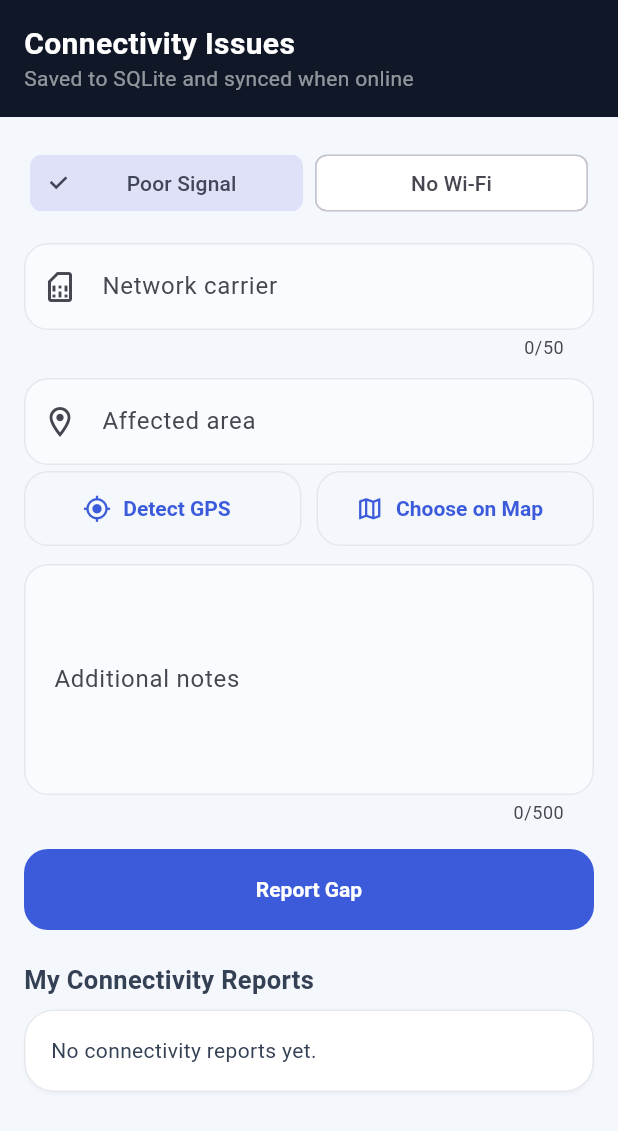
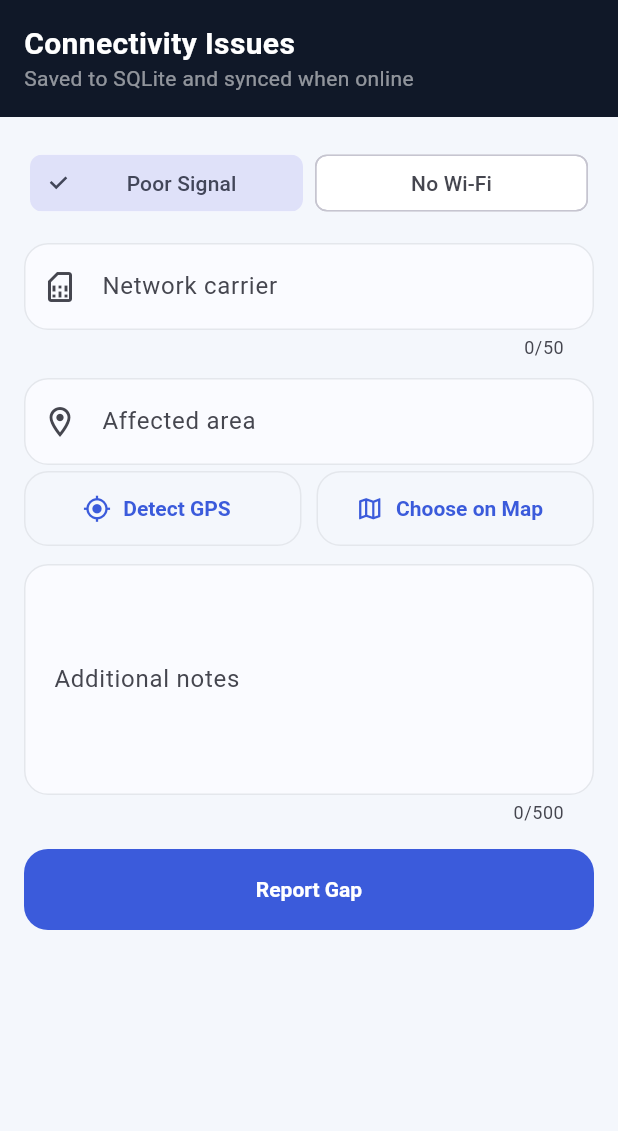
Before and after one commit to TzeXin75/SafeJalan, a Flutter app: the ConnectivityScreen widget shown alone on an empty page, opened directly, on a phone screen of 412 x 824 dp. Shown: the top 1131 px of the screen. Run offline on Flutter 3.47's test engine with Material 3 defaults, Android fonts, the phone set to English and light mode, and no system bars; our stand-ins replace connectivity_plus, flutter_map, geocoding, image_picker, latlong2, location and 3 more; missing offline and left inert: google_mlkit_image_labeling; accounts and stored records are empty.

Commit message:
add personal report history page and map filters

```diff
--- a/lib/user/connectivity.dart
+++ b/lib/user/connectivity.dart
@@ -8,7 +8,6 @@ import 'package:permission_handler/permission_handler.dart' as handler;
 import 'package:provider/provider.dart';
 import 'package:safejalan/providers/app_provider.dart';
 import 'package:safejalan/widgets/common.dart';
-import 'package:safejalan/user/connectivity_detail.dart';
 
 class ConnectivityScreen extends StatefulWidget {
   const ConnectivityScreen({super.key});
@@ -427,13 +426,6 @@ class _ConnectivityScreenState extends State<ConnectivityScreen> {
 
   @override
   Widget build(BuildContext context) {
-    final app = context.watch<AppProvider>();
-    final items = app.connectivityReports
-        .where(
-          (report) =>
-      report.reporterEmail.toLowerCase() == app.email.toLowerCase(),
-    )
-        .toList();
     return SafeArea(
       child: Column(
         children: [
@@ -568,50 +560,6 @@ class _ConnectivityScreenState extends State<ConnectivityScreen> {
                     onPressed: _saving ? null : _submit,
                     child: Text(_saving ? 'Saving...' : 'Report Gap'),
                   ),
-                  const SizedBox(height: 22),
-                  const Text(
-                    'My Connectivity Reports',
-                    style: TextStyle(fontSize: 17, fontWeight: FontWeight.bold),
-                  ),
-                  const SizedBox(height: 8),
-                  if (items.isEmpty)
-                    const Card(
-                      child: Padding(
-                        padding: EdgeInsets.all(18),
-                        child: Text('No connectivity reports yet.'),
-                      ),
-                    ),
-                  ...items.map(
-                        (item) => Card(
-                      margin: const EdgeInsets.only(bottom: 10),
-                      child: ListTile(
-                        onTap: () => Navigator.push(
-                          context,
-                          MaterialPageRoute(
-                            builder: (_) =>
-                                ConnectivityDetailScreen(report: item),
-                          ),
-                        ),
-                        leading: const CircleAvatar(
-                          child: Icon(Icons.wifi_off),
-                        ),
-                        title: Text(item.area),
-                        subtitle: Text(
-                          '${item.carrier} · ${item.issueType}\n${item.notes}',
-                        ),
-                        isThreeLine: true,
-                        trailing: Column(
-                          mainAxisAlignment: MainAxisAlignment.center,
-                          crossAxisAlignment: CrossAxisAlignment.end,
-                          children: [
-                            LabelBadge(item.status, statusColor(item.status)),
-                            const SizedBox(height: 4),
-                            const Icon(Icons.chevron_right, size: 18),
-                          ],
-                        ),
-                      ),
-                    ),
-                  ),
                 ],
               ),
             ),
```
Also changed, not shown: lib/user/my_submissions.dart (added, +170 -0 lines), lib/user/profile.dart (+21 -68 lines).
